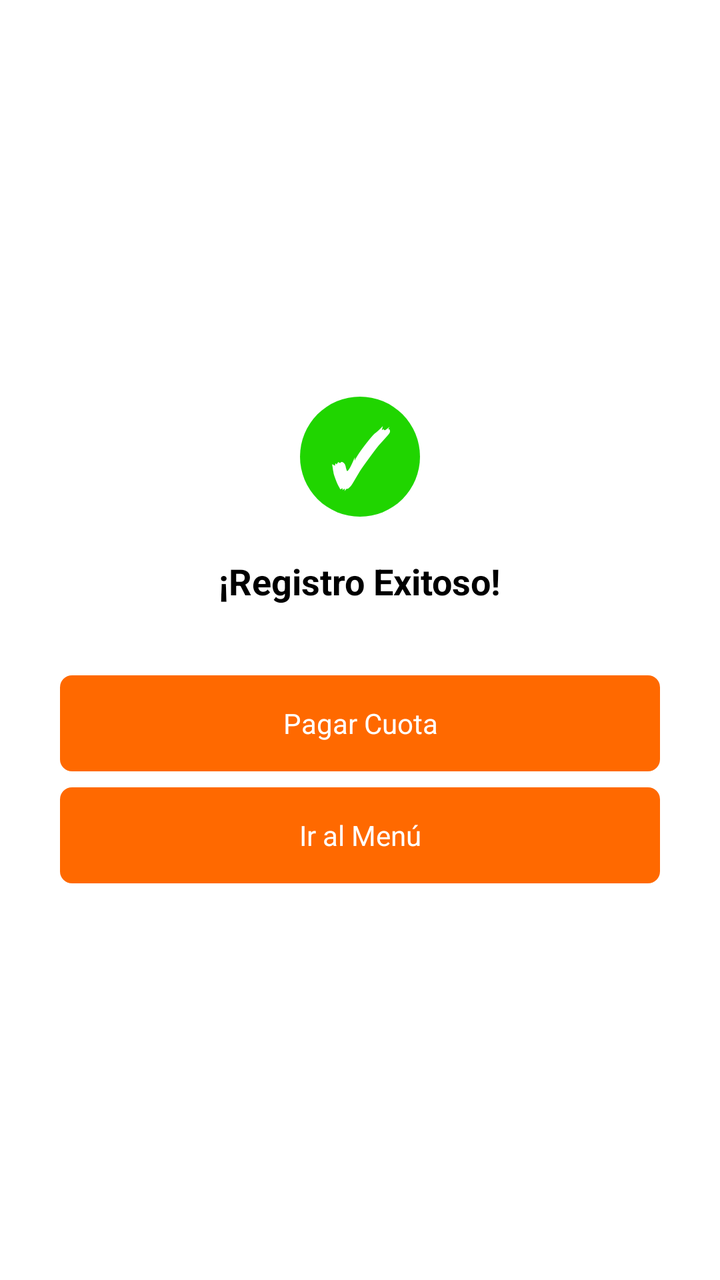
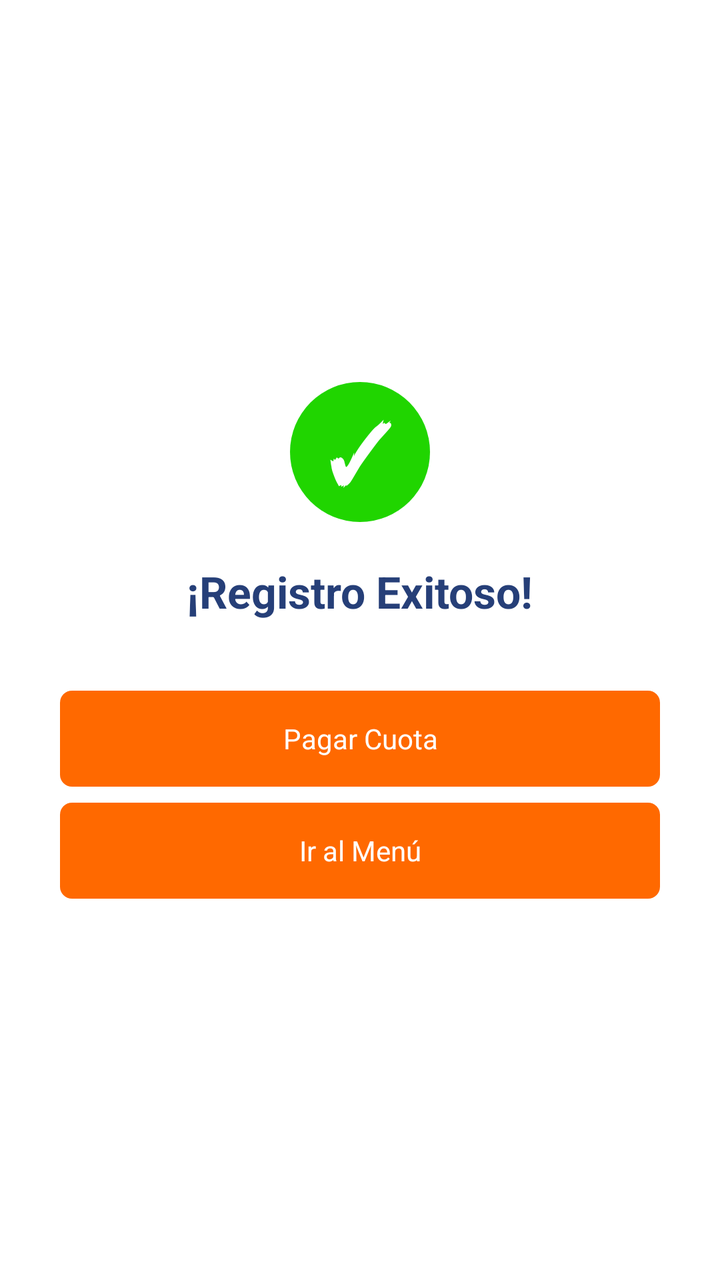

The first picture is an Android layout as it rendered before a commit; the second is the same layout after the commit. The layout source and the unified diff follow.
<!-- AndroidManifest.xml: application theme Theme.ClubFocus -->
<!-- res/layout/activity_registro_exitoso.xml -->
<?xml version="1.0" encoding="utf-8"?>
<androidx.constraintlayout.widget.ConstraintLayout
    xmlns:android="http://schemas.android.com/apk/res/android"
    xmlns:app="http://schemas.android.com/apk/res-auto"
    android:layout_width="match_parent"
    android:layout_height="match_parent"
    android:background="@android:color/white">

    
    <LinearLayout
        android:id="@+id/contenidoCentral"
        android:layout_width="match_parent"
        android:layout_height="wrap_content"
        android:orientation="vertical"
        android:gravity="center_horizontal"
        app:layout_constraintTop_toTopOf="parent"
        app:layout_constraintBottom_toBottomOf="parent"
        app:layout_constraintStart_toStartOf="parent"
        app:layout_constraintEnd_toEndOf="parent">

        
        <TextView
            android:id="@+id/txtCheck"
            android:layout_width="60dp"
            android:layout_height="60dp"
            android:background="@drawable/bg_circulo_verde"
            android:gravity="center"
            android:text="✓"
            android:textColor="@android:color/white"
            android:textSize="38sp"
            android:textStyle="bold" />

        
        <TextView
            android:id="@+id/txtRegistroExitoso"
            android:layout_width="wrap_content"
            android:layout_height="wrap_content"
            android:text="¡Registro Exitoso!"
            android:textColor="@android:color/black"
            android:textSize="18sp"
            android:textStyle="bold"
            android:layout_marginTop="20dp" />

        
        <TextView
            android:id="@+id/btnPagarCuota"
            android:layout_width="300dp"
            android:layout_height="48dp"
            android:gravity="center"
            android:text="Pagar Cuota"
            android:textColor="@android:color/white"
            android:textSize="14sp"
            android:background="@drawable/bg_boton_naranja"
            android:clickable="true"
            android:focusable="true"
            android:layout_marginTop="35dp" />

        
        <TextView
            android:id="@+id/btnIrInicio"
            android:layout_width="300dp"
            android:layout_height="48dp"
            android:gravity="center"
            android:text="Ir al Menú"
            android:textColor="@android:color/white"
            android:textSize="14sp"
            android:background="@drawable/bg_boton_naranja"
            android:clickable="true"
            android:focusable="true"
            android:layout_marginTop="8dp" />

    </LinearLayout>

</androidx.constraintlayout.widget.ConstraintLayout>
<!-- resources referenced by this layout -->
<resources>
  <!-- drawable bg_boton_naranja (drawable) -->
  <?xml version="1.0" encoding="utf-8"?>
  <shape xmlns:android="http://schemas.android.com/apk/res/android"
      android:shape="rectangle">
  
      <solid android:color="#FF6900" />
  
      <corners android:radius="6dp" />
  
  </shape>
  <!-- drawable bg_circulo_verde (drawable) -->
  <?xml version="1.0" encoding="utf-8"?>
  <shape xmlns:android="http://schemas.android.com/apk/res/android"
      android:shape="oval">
  
      <solid android:color="#20D500" />
  
  </shape>
  <style name="Theme.ClubFocus" parent="Base.Theme.ClubFocus" />
  <style name="Base.Theme.ClubFocus" parent="Theme.Material3.DayNight.NoActionBar">
          
          
      </style>
</resources>

<!-- the commit's change to res/layout/activity_registro_exitoso.xml (unified diff, before → after) -->
@@ -21,13 +21,13 @@
         
         <TextView
             android:id="@+id/txtCheck"
-            android:layout_width="60dp"
-            android:layout_height="60dp"
+            android:layout_width="70dp"
+            android:layout_height="70dp"
             android:background="@drawable/bg_circulo_verde"
             android:gravity="center"
             android:text="✓"
             android:textColor="@android:color/white"
-            android:textSize="38sp"
+            android:textSize="40sp"
             android:textStyle="bold" />
 
         
@@ -36,8 +36,8 @@
             android:layout_width="wrap_content"
             android:layout_height="wrap_content"
             android:text="¡Registro Exitoso!"
-            android:textColor="@android:color/black"
-            android:textSize="18sp"
+            android:textColor="#263F78"
+            android:textSize="22sp"
             android:textStyle="bold"
             android:layout_marginTop="20dp" />
 
